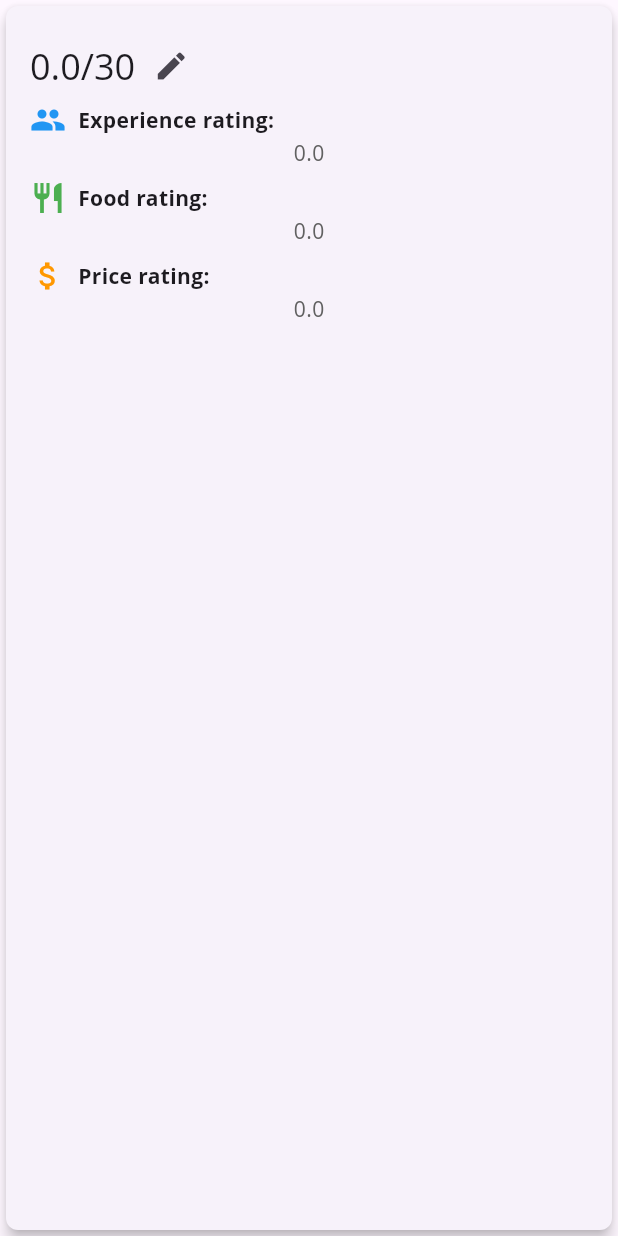
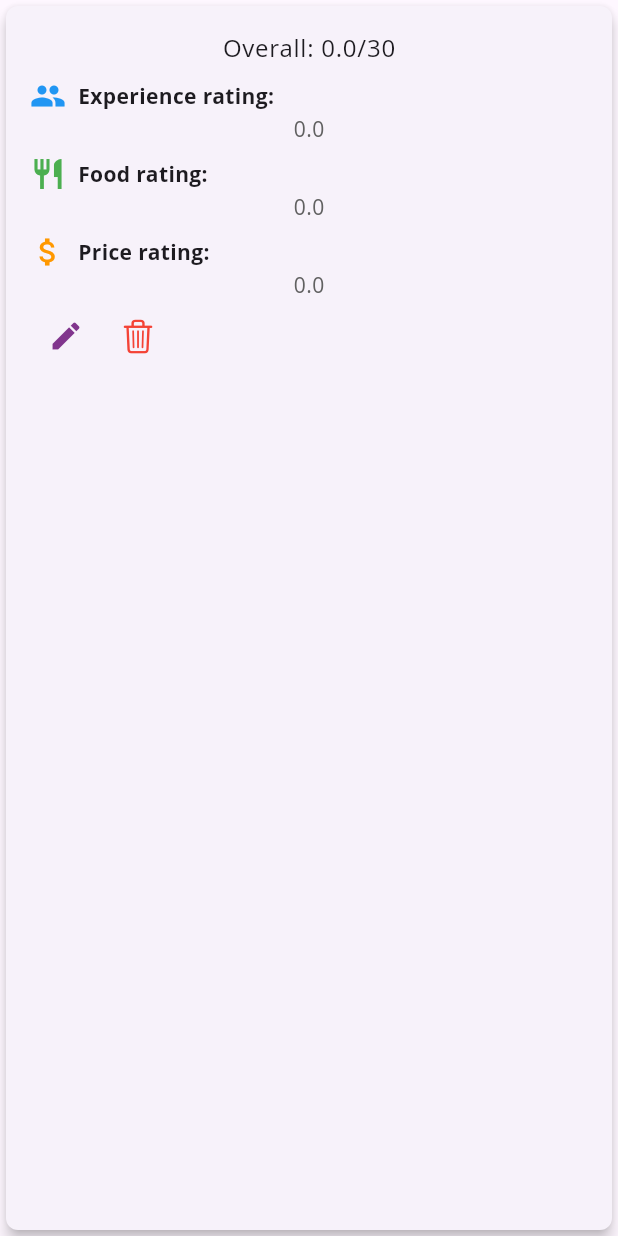
Before and after one commit to orozmarin/places-frontend, a Flutter app: the RatingSummaryCard widget shown alone on an empty page, opened directly with empty values, on a phone screen of 412 x 824 dp. Run offline on Flutter 3.47's test engine with Material 3 defaults, Android fonts, the phone set to English and light mode, and no system bars; our stand-ins replace async_redux, copy_with_extension, dio, flutter_dotenv, fluttertoast, google_nav_bar and 1 more; network calls fail; Roboto replaces fonts that are missing (Open Sans).

Commit message:
Added delete option for each rating.

```diff
--- a/lib/app.dart
+++ b/lib/app.dart
@@ -2,6 +2,7 @@ import 'package:async_redux/async_redux.dart';
 import 'package:flutter/material.dart';
 import 'package:gastrorate/screens/home_page.dart';
 import 'package:gastrorate/store/app_state.dart';
+
 import 'main.dart';
 
 class App extends StatelessWidget {
--- a/lib/screens/new_place_page.dart
+++ b/lib/screens/new_place_page.dart
@@ -1,13 +1,13 @@
 import 'package:async_redux/async_redux.dart';
 import 'package:flutter/cupertino.dart';
 import 'package:gastrorate/models/restaurant.dart';
-import 'package:gastrorate/screens/home.dart';
 import 'package:gastrorate/screens/new_place.dart';
 import 'package:gastrorate/store/app_state.dart';
 import 'package:gastrorate/store/restaurants/restaurants_actions.dart';
 
 class NewPlacePage extends StatelessWidget {
   const NewPlacePage({super.key, required this.foundRestaurant});
+
   final Restaurant foundRestaurant;
 
   @override
--- a/lib/store/restaurants/restaurants_actions.dart
+++ b/lib/store/restaurants/restaurants_actions.dart
@@ -2,7 +2,6 @@ import 'package:async_redux/async_redux.dart';
 import 'package:gastrorate/models/restaurant.dart';
 import 'package:gastrorate/service/restaurant_manager.dart';
 import 'package:gastrorate/store/app_state.dart';
-import 'package:gastrorate/tools/toast_helper_web.dart';
 
 class FetchRestaurantsAction extends ReduxAction<AppState>{
   FetchRestaurantsAction();
--- a/lib/theme/my_colors.dart
+++ b/lib/theme/my_colors.dart
@@ -2,6 +2,7 @@ import 'package:flutter/material.dart';
 
 class MyColors{
   static const Color primaryColor = Color(0xFFAB47BC);
+  static const Color primaryDarkColor = Color(0xFF81358D);
   static const Color onPrimaryColor = Color(0XFFCE93D8);
   static const Color borderColor = Color(0xffead8f1);
   static const Color mainBackgroundColor = Color(0xFFF7F2FF);
--- /dev/null
+++ b/lib/theme/my_icons.dart
@@ -0,0 +1,8 @@
+import 'package:flutter/cupertino.dart';
+import 'package:flutter/material.dart';
+
+class MyIcons{
+
+  static const Icon deleteIcon = Icon(CupertinoIcons.delete);
+  static const Icon editIcon = Icon(Icons.edit);
+}
--- a/lib/widgets/rating_summary_card.dart
+++ b/lib/widgets/rating_summary_card.dart
@@ -1,13 +1,15 @@
-import 'package:flutter/cupertino.dart';
 import 'package:flutter/material.dart';
 import 'package:gastrorate/models/rating.dart';
+import 'package:gastrorate/theme/my_colors.dart';
+import 'package:gastrorate/theme/my_icons.dart';
 import 'package:gastrorate/widgets/horizontal_spacer.dart';
 import 'package:gastrorate/widgets/vertical_spacer.dart';
 
 class RatingSummaryCard extends StatefulWidget {
-  RatingSummaryCard({super.key, required this.rating, required this.onEditRating});
+  RatingSummaryCard({super.key, required this.rating, required this.onEditRating, required this.onDeleteRating});
 
   final Function() onEditRating;
+  final Function() onDeleteRating;
   Rating rating;
 
   @override
@@ -28,17 +30,11 @@ class _RatingSummaryCardState extends State<RatingSummaryCard> {
         child: Column(
           crossAxisAlignment: CrossAxisAlignment.center,
           children: [
-            Row(
-              children: [
-              Text("$restaurantRating/30", style: Theme.of(context).textTheme.headlineSmall,),
-              IconButton(
-                icon: const Icon(Icons.edit),
-                onPressed: () {
-                  widget.onEditRating();
-                  setState(() {});
-                },
-              ),
-            ],),
+            Text(
+              "Overall: $restaurantRating/30",
+              style: Theme.of(context).textTheme.bodyLarge,
+            ),
+            const VerticalSpacer(8),
             const Row(
               children: [
                 Icon(Icons.people, color: Colors.blue),
@@ -74,9 +70,36 @@ class _RatingSummaryCardState extends State<RatingSummaryCard> {
               ],
             ),
             Text("${widget.rating.priceRating!}", style: TextStyle(color: Colors.grey[700])),
+            Row(
+              children: [
+                IconButton(
+                  icon: MyIcons.editIcon,
+                  color: MyColors.primaryDarkColor,
+                  onPressed: () {
+                    widget.onEditRating();
+                    setState(() {});
+                  },
+                ),
+                IconButton(
+                  icon: MyIcons.deleteIcon,
+                  color: MyColors.colorRed,
+                  onPressed: () {
+                    widget.onDeleteRating();
+                    setState(() {});
+                  },
+                ),
+              ],
+            ),
           ],
         ),
       ),
     );
   }
+
+  Divider buildVerticalDivider() {
+    return const Divider(
+      color: MyColors.primaryDarkColor,
+      thickness: 1,
+    );
+  }
 }
```
Also changed, not shown: lib/screens/home.dart (+9 -7 lines), lib/screens/new_place.dart (+45 -27 lines), lib/widgets/restaurant_rating_dialog.dart (+0 -9 lines), 2 other files. Lines whose indentation alone changed are shown as unchanged.
